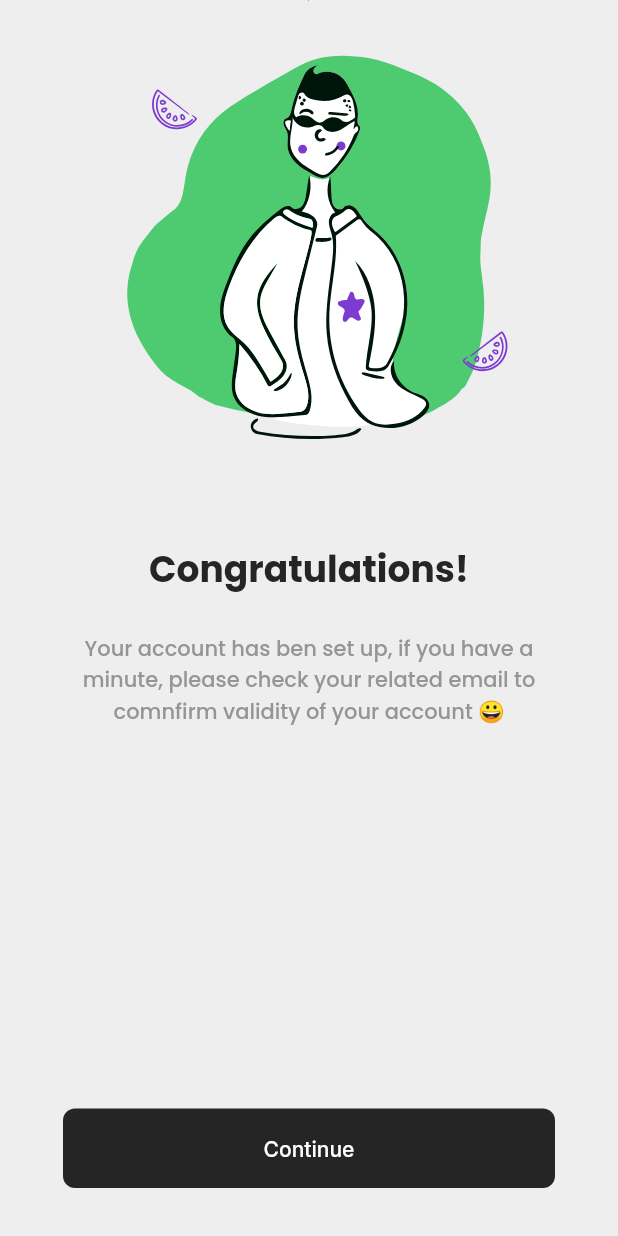
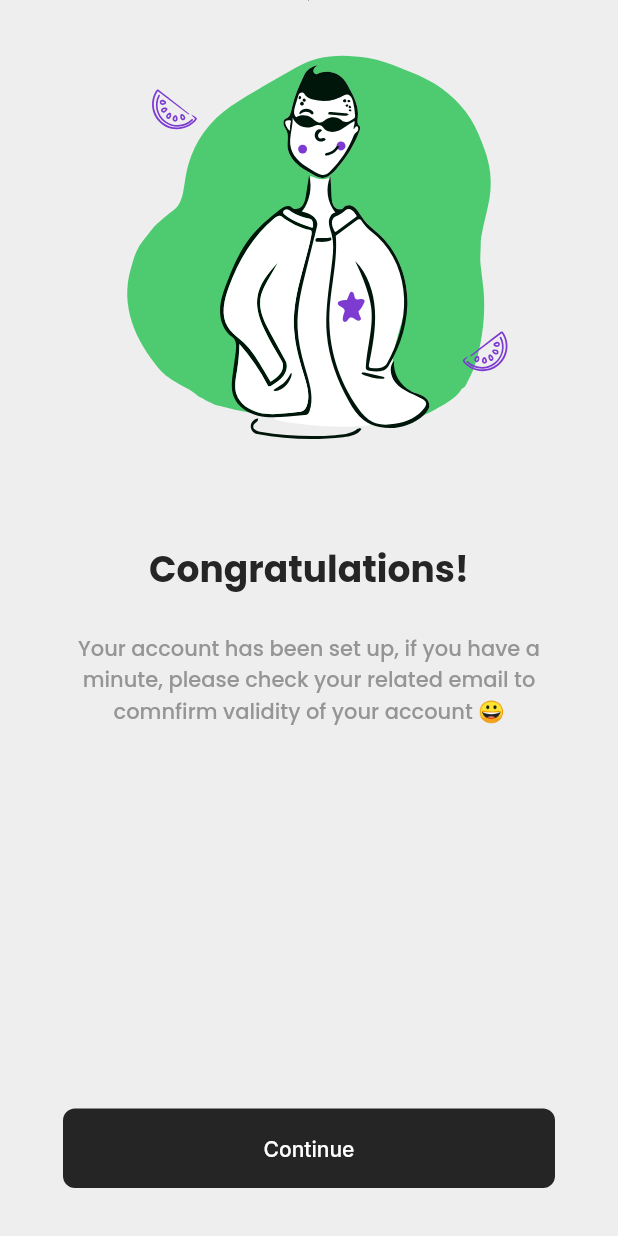
Before and after one commit to whoisgalih/MotionHack_5_shoes-by-us, a Flutter app: the SuccesSignUpPage screen opened by its route, on a phone screen of 412 x 824 dp. Run offline on Flutter 3.47's test engine with Material 2 defaults, Android fonts, the phone set to English and light mode, and no system bars; our stand-ins replace flutter_svg, flutter_tabler_icons, google_fonts; missing offline and left inert: dart:ffi; project files that could hold a hidden picture were left out.

Commit message:
memperbaiki typo

```diff
--- a/lib/pages/auth/success_sign_up_page.dart
+++ b/lib/pages/auth/success_sign_up_page.dart
@@ -31,7 +31,7 @@ class SuccesSignUpPage extends StatelessWidget {
                       ),
                       SizedBox(height: 24),
                       Text(
-                        "Your account has ben set up, if you have a minute, please check your related email to comnfirm validity of your account 😀",
+                        "Your account has been set up, if you have a minute, please check your related email to comnfirm validity of your account 😀",
                         textAlign: TextAlign.center,
                         style: subtitle2,
                       ),
```
